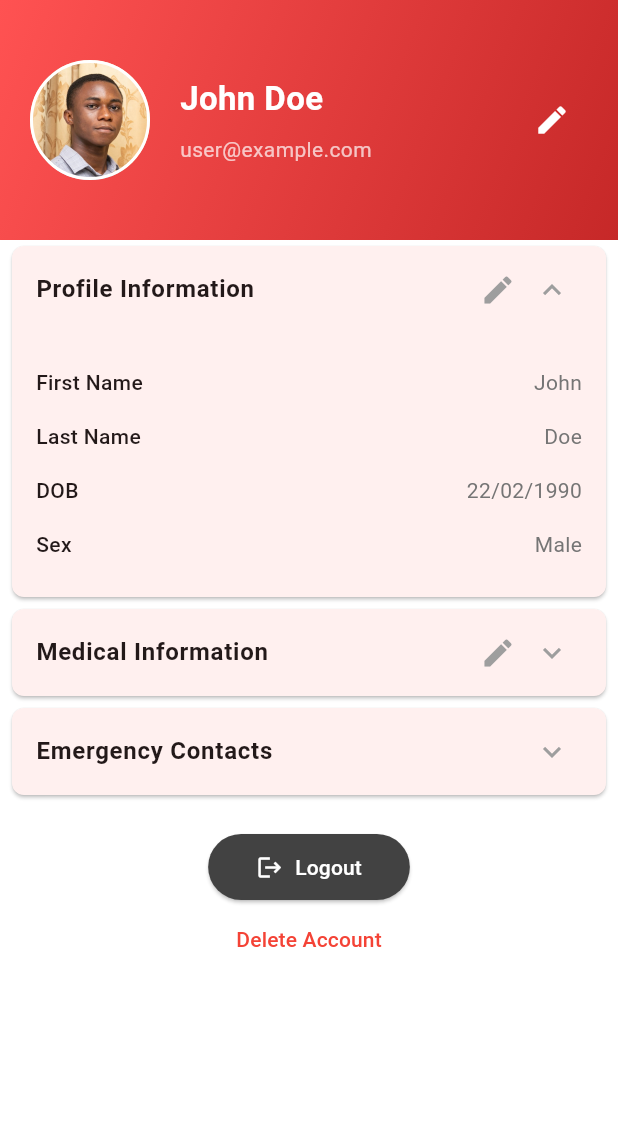
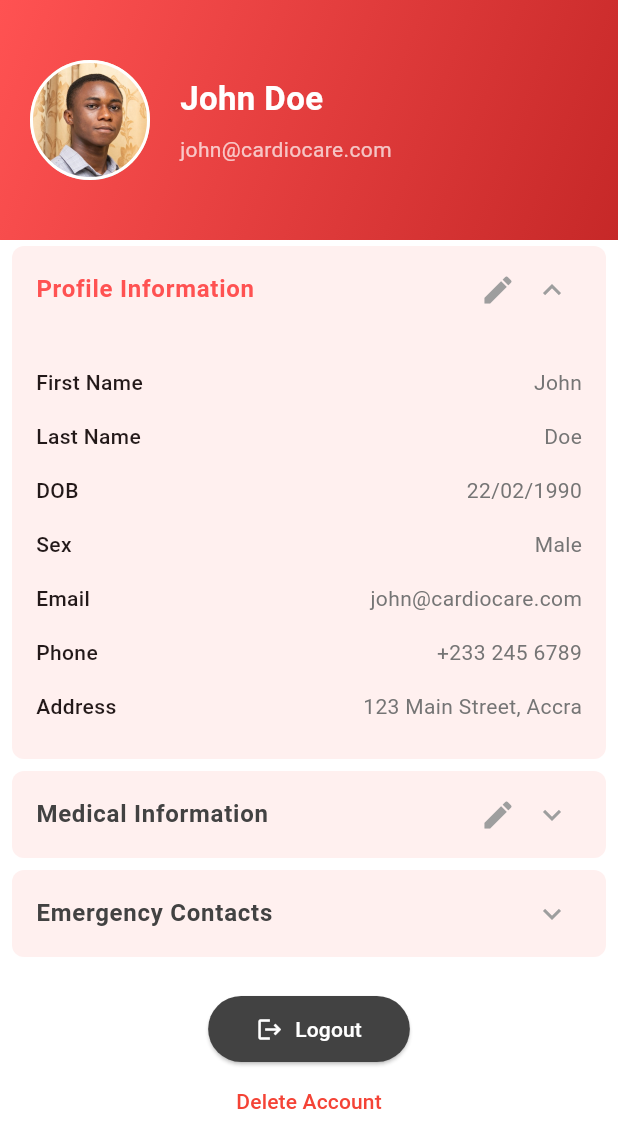
Before and after one commit to esmond-adjei/cardiocare, a Flutter app: the SettingsScreen screen opened by its route, after a tap on "Profile Information", on a phone screen of 412 x 824 dp. Shown: the top 1148 px of the screen. Run offline on Flutter 3.47's test engine with Material 3 defaults, Android fonts, the light colour scheme and no system bars; our stand-ins replace carousel_slider, fl_chart, flutter_markdown, font_awesome_flutter, google_generative_ai, sqflite; accounts and stored records are empty; network calls fail.

Commit message:
clean up

```diff
--- a/lib/screens/settings_screen.dart
+++ b/lib/screens/settings_screen.dart
@@ -1,11 +1,10 @@
 import 'package:flutter/material.dart';
-import 'package:xmonapp/user/update_profile_screen.dart';
 
 class SettingsScreen extends StatefulWidget {
-  const SettingsScreen({Key? key}) : super(key: key);
+  const SettingsScreen({super.key});
 
   @override
-  _SettingsScreenState createState() => _SettingsScreenState();
+  State<SettingsScreen> createState() => _SettingsScreenState();
 }
 
 class _SettingsScreenState extends State<SettingsScreen> {
@@ -19,6 +18,9 @@ class _SettingsScreenState extends State<SettingsScreen> {
     'Last Name': 'Doe',
     'DOB': '22/02/1990',
     'Sex': 'Male',
+    'Email': 'john@cardiocare.com',
+    'Phone': '+233 245 6789',
+    'Address': '123 Main Street, Accra',
   };
 
   Map<String, dynamic> medicalInfo = {
@@ -126,9 +128,9 @@ class _SettingsScreenState extends State<SettingsScreen> {
                     ),
                   ),
                   const SizedBox(height: 8),
-                  const Text(
-                    'user@example.com',
-                    style: TextStyle(
+                  Text(
+                    "${profileInfo['Email']}",
+                    style: const TextStyle(
                       color: Colors.white70,
                       fontSize: 14,
                     ),
@@ -136,17 +138,6 @@ class _SettingsScreenState extends State<SettingsScreen> {
                 ],
               ),
             ],
-          ),
-          IconButton(
-            onPressed: () {
-              Navigator.push(
-                context,
-                MaterialPageRoute(
-                  builder: (context) => const UpdateProfileScreen(),
-                ),
-              );
-            },
-            icon: const Icon(Icons.edit, color: Colors.white),
           ),
         ],
       ),
@@ -161,6 +152,7 @@ class _SettingsScreenState extends State<SettingsScreen> {
     VoidCallback? onEdit,
   }) {
     return Card(
+      elevation: 0,
       margin: const EdgeInsets.symmetric(horizontal: 8, vertical: 4),
       shape: RoundedRectangleBorder(borderRadius: BorderRadius.circular(8)),
       child: Theme(
@@ -168,7 +160,10 @@ class _SettingsScreenState extends State<SettingsScreen> {
         child: ExpansionTile(
           title: Text(
             title,
-            style: const TextStyle(fontWeight: FontWeight.bold),
+            style: TextStyle(
+              fontWeight: FontWeight.bold,
+              color: isExpanded ? Colors.redAccent : Colors.grey.shade800,
+            ),
           ),
           initiallyExpanded: isExpanded,
           onExpansionChanged: onExpansionChanged,
```
Also changed, not shown: lib/screens/health_blog_screen.dart (+6 -7 lines).
